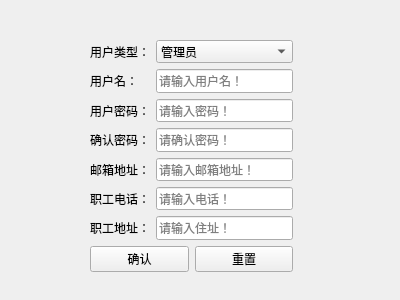
This is register.ui in liwen123cd/curly-tribble as Qt 5 draws it before an edit. The edited form follows.
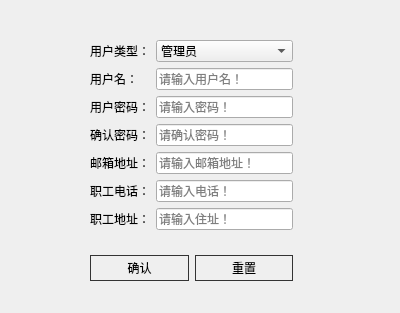
This is the edited form. Icons and pictures are not drawn.

The edit to the form file:
```diff
--- a/register.ui
+++ b/register.ui
@@ -10,12 +10,16 @@
     <x>0</x>
     <y>0</y>
     <width>400</width>
-    <height>300</height>
+    <height>313</height>
    </rect>
   </property>
   <property name="font">
    <font>
-    <family>Microsoft YaHei</family>
+    <family>Microsoft YaHei UI</family>
+    <pointsize>9</pointsize>
+    <weight>50</weight>
+    <italic>false</italic>
+    <bold>false</bold>
    </font>
   </property>
   <property name="windowTitle">
@@ -24,13 +28,45 @@
   <property name="autoFillBackground">
    <bool>true</bool>
   </property>
+  <property name="styleSheet">
+   <string notr="true">
+#Register{
+	border-image:url(:/img/login/log2.jpg);
+}
+QLabel, QLineEdit,QComboBox {
+font: 9pt &quot;Microsoft YaHei UI&quot;;
+}
+QPushButton {
+    border: 1px solid #333333;
+    padding: 3px;
+    min-width: 65px;
+    min-height: 12px;
+font: 9pt &quot;Microsoft YaHei UI&quot;;
+}
+
+QPushButton:hover {
+    background-color: lightslategrey;
+    border-color: #444444;
+}
+
+QPushButton:pressed {
+    background-color: #444444;
+    border-color: #333333;
+    color: antiquewhite;
+}
+
+QPushButton:disabled {
+    color: #333333;
+}
+</string>
+  </property>
   <widget class="QWidget" name="layoutWidget">
    <property name="geometry">
     <rect>
      <x>90</x>
      <y>40</y>
      <width>203</width>
-     <height>232</height>
+     <height>241</height>
     </rect>
    </property>
    <layout class="QGridLayout" name="gridLayout">
@@ -153,6 +189,29 @@
     </item>
     <item row="1" column="0">
      <widget class="QPushButton" name="pushButton">
+      <property name="styleSheet">
+       <string notr="true">QPushButton {
+    border: 1px solid #333333;
+    padding: 3px;
+    min-width: 65px;
+    min-height: 12px;
+}
+
+QPushButton:hover {
+    background-color: lightslategrey;
+    border-color: #444444;
+}
+
+QPushButton:pressed {
+    background-color: #444444;
+    border-color: #333333;
+    color: antiquewhite;
+}
+
+QPushButton:disabled {
+    color: #333333;
+}</string>
+      </property>
       <property name="text">
        <string>确认</string>
       </property>
@@ -160,6 +219,29 @@
     </item>
     <item row="1" column="1">
      <widget class="QPushButton" name="pushButton_2">
+      <property name="styleSheet">
+       <string notr="true">QPushButton {
+    border: 1px solid #333333;
+    padding: 3px;
+    min-width: 65px;
+    min-height: 12px;
+}
+
+QPushButton:hover {
+    background-color: lightslategrey;
+    border-color: #444444;
+}
+
+QPushButton:pressed {
+    background-color: #444444;
+    border-color: #333333;
+    color: antiquewhite;
+}
+
+QPushButton:disabled {
+    color: #333333;
+}</string>
+      </property>
       <property name="text">
        <string>重置</string>
       </property>
```
